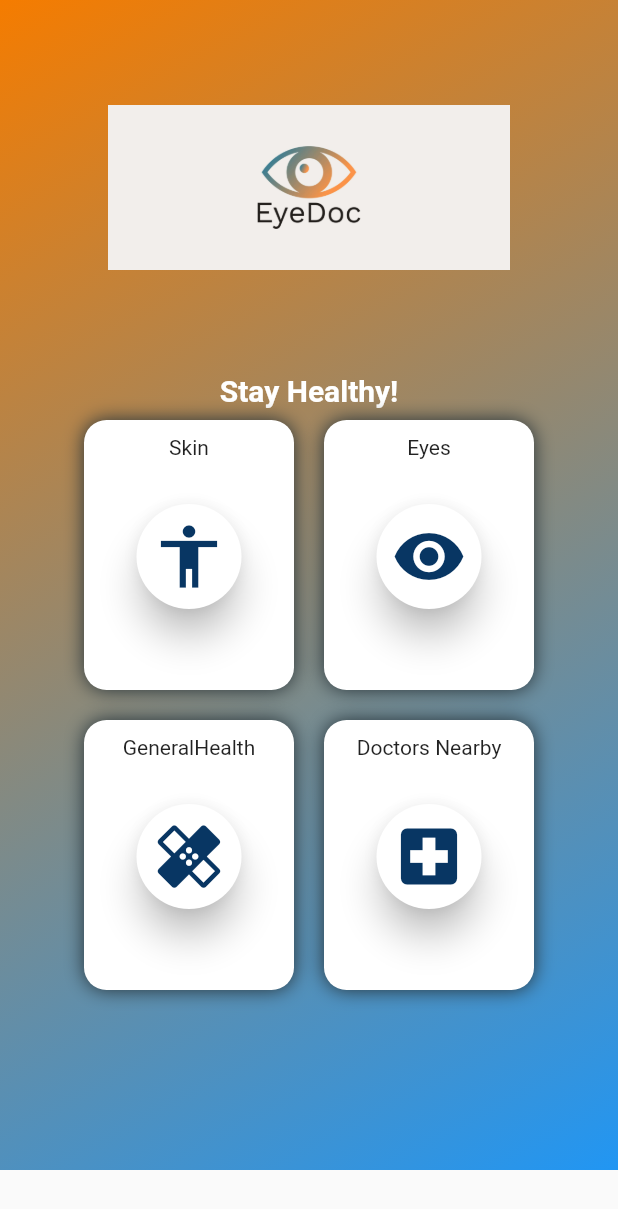
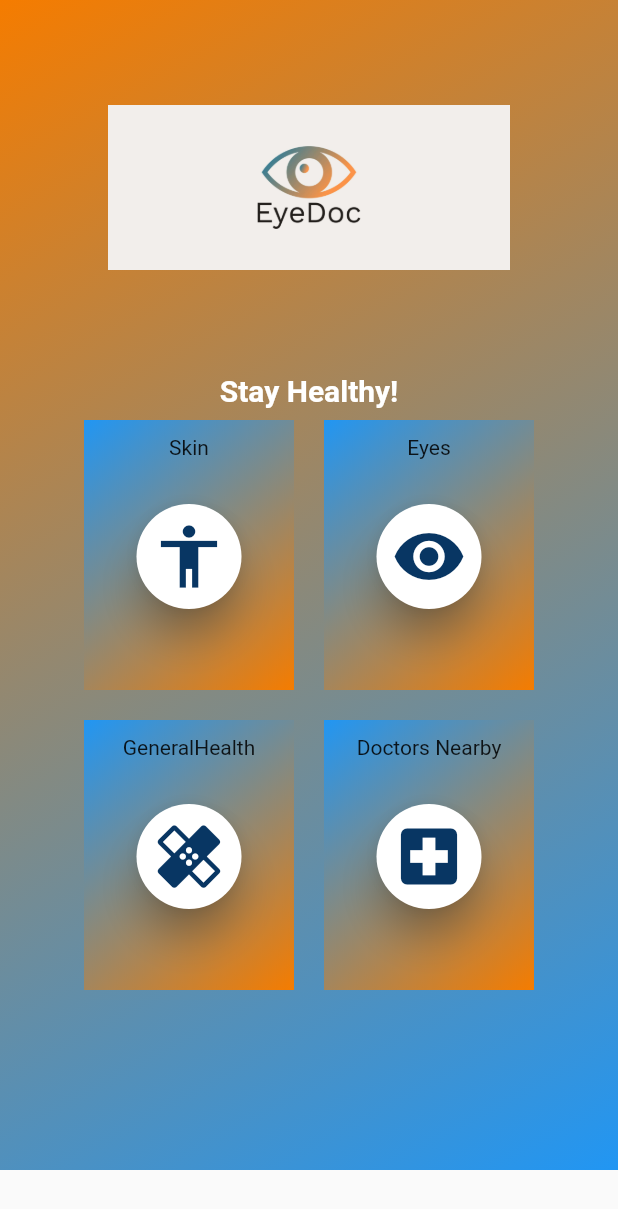
Before and after one commit to raghavansus/FinalOrionHacks, a Flutter app: the screen it shows after launch, on a phone screen of 412 x 824 dp. Shown: the top 1209 px of the screen. Run offline on Flutter 3.47's test engine with Material 2 defaults, Android fonts, the phone set to English and light mode, and no system bars.

```diff
--- a/lib/Skin.dart
+++ b/lib/Skin.dart
@@ -16,7 +16,10 @@ class Skin extends StatelessWidget {
     return MaterialApp(
       title: "Home Page",
       home: SkinPage(),
+
+
     );
+
     // TODO: implement build
   }
 }
@@ -113,7 +116,8 @@ class skinpage extends State<StatefulWidget> {
       home: Scaffold(
         appBar: AppBar(
           title: Text('Questionare about your skin'),
-          backgroundColor: Color(0xFF00E676),
+          // textTheme: ,
+          backgroundColor: Color(0xFFF57C00),
         ),
         body: Padding(
           padding: const EdgeInsets.all(30.0),
@@ -204,7 +208,7 @@ class Answer extends StatelessWidget {
     return Container(
       width: double.infinity,
       child: RaisedButton(
-        color: Color(0xFF00E676),
+        color: Color(0xFFF57C00),
         textColor: Colors.white,
         child: Text(answerText),
         onPressed: selectHandler,
--- a/lib/main.dart
+++ b/lib/main.dart
@@ -185,15 +185,23 @@ class homescreen extends State<StatefulWidget> {
       width: 140,
       padding: EdgeInsets.all(10),
       decoration: BoxDecoration(
-        color: Colors.white,
-        borderRadius: BorderRadius.all(Radius.circular(15)),
-        boxShadow: [
-          new BoxShadow(
-            color: Colors.blueGrey[900],
-            blurRadius: 10.0,
-          ),
-        ],
+        gradient: LinearGradient(
+            begin: Alignment.topLeft,
+            end: Alignment.bottomRight,
+            // 0xFFF57C00
+            colors: [Colors.blue, const Color(0xFFF57C00)]
+        ),
       ),
+      // decoration: BoxDecoration(
+      //   color: Colors.white,
+      //   borderRadius: BorderRadius.all(Radius.circular(15)),
+      //   boxShadow: [
+      //     new BoxShadow(
+      //       color: Colors.blueGrey[900],
+      //       blurRadius: 10.0,
+      //     ),
+      //   ],
+      // ),
       child: Column(
         children: <Widget>[
           Text(categoryName),
```
